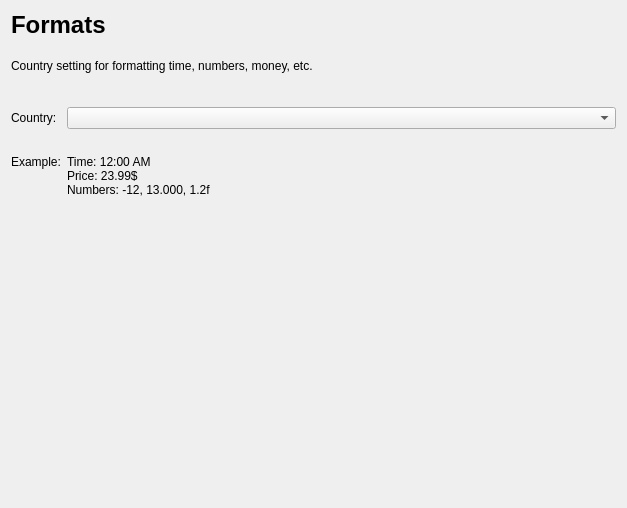
Above: kcms/formats/kcmformatswidget.ui from KDE/plasma-desktop before the change. Below: the same form after it.
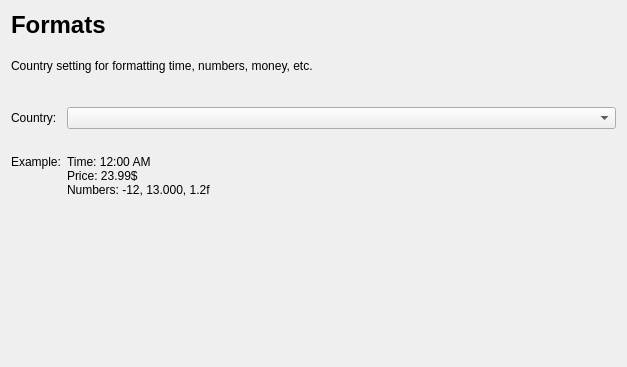
That is the form after the change.

Commit message: Insert all locales into the combobox

```diff
--- a/kcms/formats/kcmformatswidget.ui
+++ b/kcms/formats/kcmformatswidget.ui
@@ -7,7 +7,7 @@
     <x>0</x>
     <y>0</y>
     <width>627</width>
-    <height>508</height>
+    <height>367</height>
    </rect>
   </property>
   <layout class="QVBoxLayout" name="verticalLayout">
@@ -89,7 +89,7 @@
      <property name="sizeHint" stdset="0">
       <size>
        <width>20</width>
-       <height>40</height>
+       <height>60</height>
       </size>
      </property>
     </spacer>
```
Left out of the diff: 16 changed lines with no effect on the pictures. The commit also changes 1 other file.
